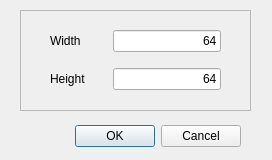
This is newspritedlg.ui in nguray/CppQtSpriteEditor as Qt 5 draws it before an edit. The edited form follows.
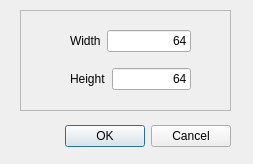
This is the edited form.

Patch:
```diff
--- a/newspritedlg.ui
+++ b/newspritedlg.ui
@@ -9,8 +9,8 @@
    <rect>
     <x>0</x>
     <y>0</y>
-    <width>272</width>
-    <height>160</height>
+    <width>253</width>
+    <height>164</height>
    </rect>
   </property>
   <property name="windowTitle">
@@ -22,7 +22,7 @@
   <widget class="QDialogButtonBox" name="buttonBox">
    <property name="geometry">
     <rect>
-     <x>20</x>
+     <x>10</x>
      <y>120</y>
      <width>221</width>
      <height>32</height>
@@ -35,12 +35,27 @@
     <set>QDialogButtonBox::StandardButton::Cancel|QDialogButtonBox::StandardButton::Ok</set>
    </property>
   </widget>
+  <widget class="QFrame" name="frame">
+   <property name="geometry">
+    <rect>
+     <x>20</x>
+     <y>10</y>
+     <width>211</width>
+     <height>101</height>
+    </rect>
+   </property>
+   <property name="frameShape">
+    <enum>QFrame::Shape::StyledPanel</enum>
+   </property>
+   <property name="frameShadow">
+    <enum>QFrame::Shadow::Raised</enum>
+   </property>
   <widget class="QWidget" name="verticalLayoutWidget">
    <property name="geometry">
     <rect>
      <x>50</x>
-     <y>20</y>
-     <width>171</width>
+      <y>10</y>
+      <width>121</width>
      <height>80</height>
     </rect>
    </property>
@@ -113,21 +128,6 @@
     </item>
    </layout>
   </widget>
-  <widget class="QFrame" name="frame">
-   <property name="geometry">
-    <rect>
-     <x>20</x>
-     <y>10</y>
-     <width>231</width>
-     <height>101</height>
-    </rect>
-   </property>
-   <property name="frameShape">
-    <enum>QFrame::Shape::StyledPanel</enum>
-   </property>
-   <property name="frameShadow">
-    <enum>QFrame::Shadow::Raised</enum>
-   </property>
   </widget>
   <zorder>frame</zorder>
   <zorder>buttonBox</zorder>
```
Left out of the diff: 1 changed line with no effect on the pictures. Lines whose indentation alone changed are shown as unchanged.
